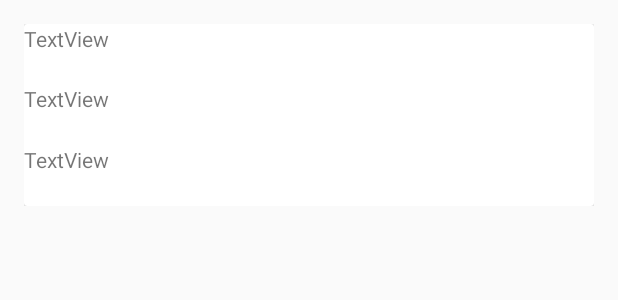
After one commit to rect12/dream_diary, an Android app: the layout card_view_dream.xml on its own in the app's theme, with its tools: preview values and no code run, on a phone screen of 412 x 824 dp. The commit adds this screen. Shown: the top 300 px of the screen. Run offline under Robolectric (Android 15) with nearby library versions, the phone set to English and light mode, and no system bars.

Commit message:
add RecyclerView

```diff
--- a/app/build.gradle
+++ b/app/build.gradle
@@ -26,4 +26,6 @@ dependencies {
     testImplementation 'junit:junit:4.12'
     androidTestImplementation 'com.android.support.test:runner:1.0.1'
     androidTestImplementation 'com.android.support.test.espresso:espresso-core:3.0.1'
+    compile 'com.android.support:cardview-v7:26.1.0'
+    compile 'com.android.support:recyclerview-v7:26.1.0'
 }
--- a/app/src/main/java/bobrovskaya/rect12/dreamdiary/CreateDreamActivity.java
+++ b/app/src/main/java/bobrovskaya/rect12/dreamdiary/CreateDreamActivity.java
@@ -176,7 +176,7 @@ public class CreateDreamActivity extends AppCompatActivity {
     private void initializeMediaRecord(){
         mediaRecorder = new MediaRecorder();
         mediaRecorder.setAudioSource(MediaRecorder.AudioSource.MIC);
-        mediaRecorder.setOutputFormat(MediaRecorder.OutputFormat.AMR_NB);
+        mediaRecorder.setOutputFormat(MediaRecorder.OutputFormat.THREE_GPP);
         mediaRecorder.setAudioEncoder(MediaRecorder.AudioEncoder.AMR_NB);
         mediaRecorder.setOutputFile(filePath);
     }
--- /dev/null
+++ b/app/src/main/res/layout/card_view_dream.xml
@@ -0,0 +1,47 @@
+<?xml version="1.0" encoding="utf-8"?>
+<LinearLayout xmlns:android="http://schemas.android.com/apk/res/android"
+    android:layout_width="wrap_content"
+    android:layout_height="wrap_content"
+    android:padding="16dp">
+
+    <android.support.v7.widget.CardView
+        android:id="@+id/cv"
+        android:layout_width="match_parent"
+        android:layout_height="121dp">
+
+        <RelativeLayout
+            android:layout_width="match_parent"
+            android:layout_height="match_parent">
+
+            <LinearLayout
+                android:layout_width="match_parent"
+                android:layout_height="match_parent"
+                android:orientation="vertical">
+
+                <TextView
+                    android:id="@+id/descriptionView"
+                    android:layout_width="match_parent"
+                    android:layout_height="wrap_content"
+                    android:layout_weight="1"
+                    android:text="TextView" />
+
+                <TextView
+                    android:id="@+id/nameView"
+                    android:layout_width="match_parent"
+                    android:layout_height="wrap_content"
+                    android:layout_weight="1"
+                    android:text="TextView" />
+
+                <TextView
+                    android:id="@+id/dateView"
+                    android:layout_width="match_parent"
+                    android:layout_height="wrap_content"
+                    android:layout_weight="1"
+                    android:text="TextView" />
+            </LinearLayout>
+
+        </RelativeLayout>
+
+    </android.support.v7.widget.CardView>
+
+</LinearLayout>
```
Also changed, not shown: app/src/main/java/bobrovskaya/rect12/dreamdiary/CustomAdapter.java (added, +82 -0 lines), app/src/main/java/bobrovskaya/rect12/dreamdiary/Dream.java (added, +34 -0 lines), app/src/main/java/bobrovskaya/rect12/dreamdiary/DreamListFragment.java (+30 -27 lines), app/src/main/res/layout/dream_list_fragment.xml (+5 -10 lines).
